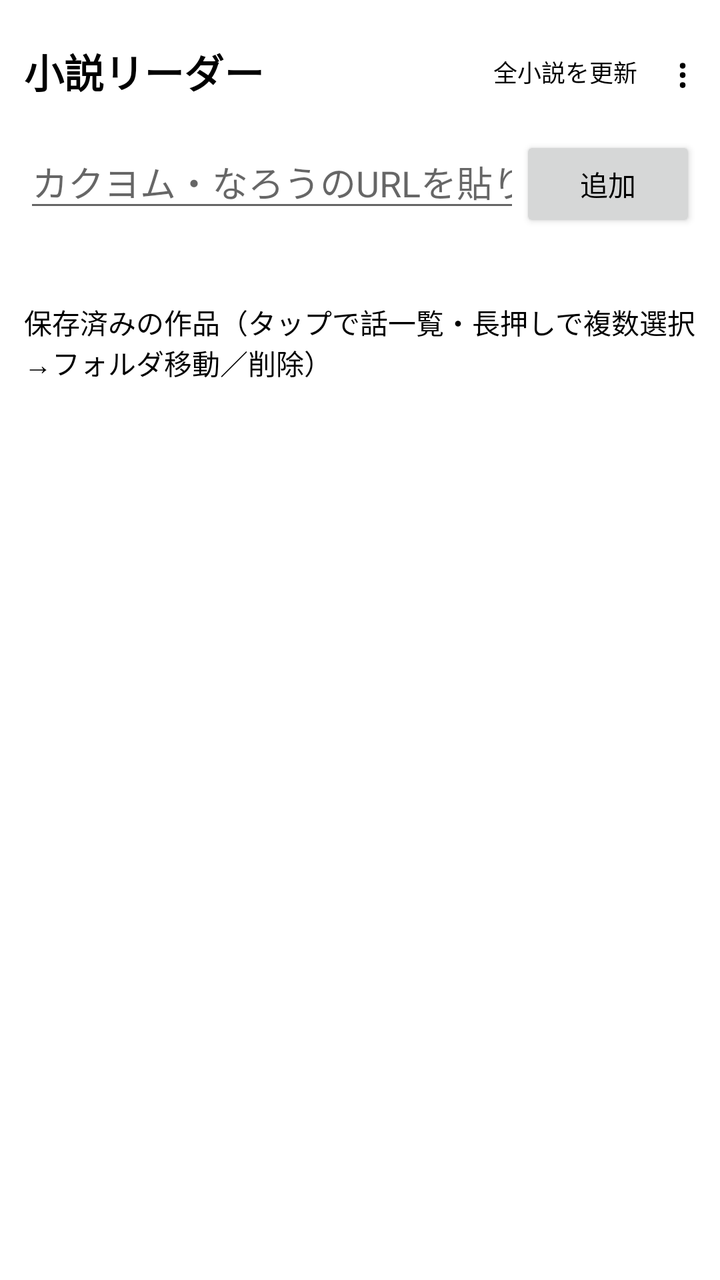
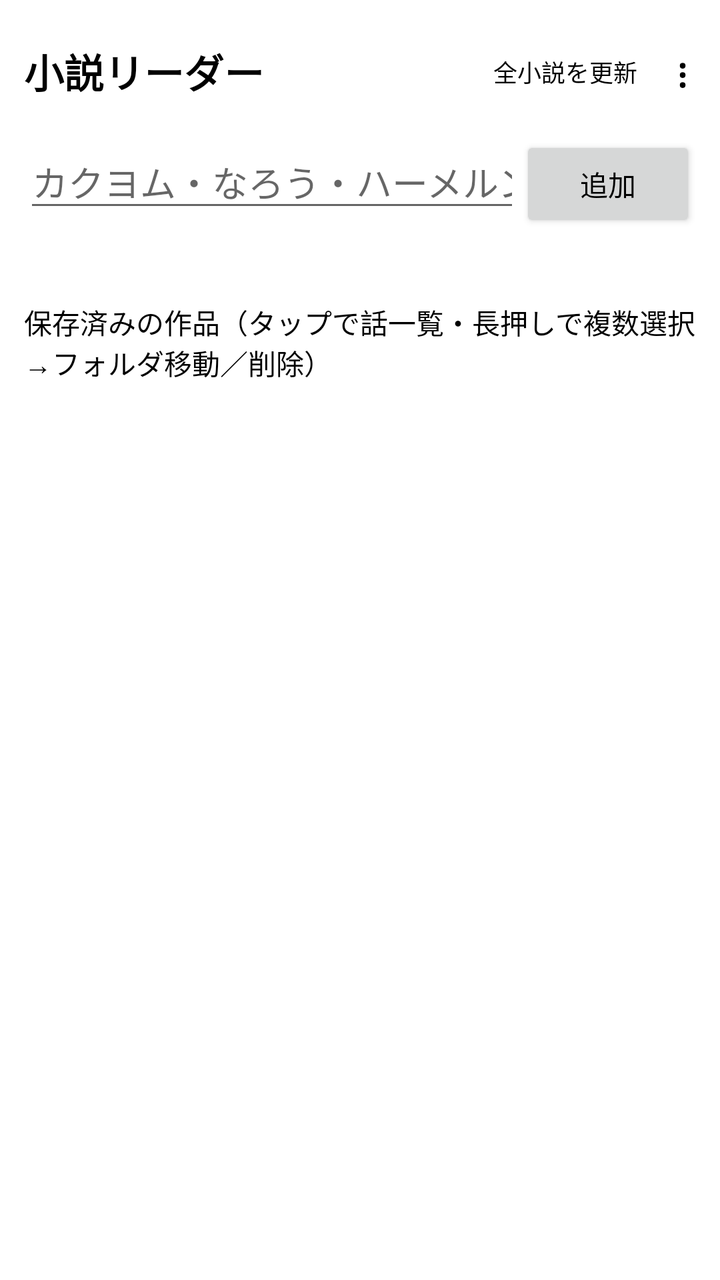

An Android layout rendered at two revisions. The XML below is the earlier revision; the diff shows what the commit changed to produce the second picture.
<!-- AndroidManifest.xml: application theme Theme.NovelReader -->
<!-- res/layout/activity_main.xml -->
<?xml version="1.0" encoding="utf-8"?>
<LinearLayout xmlns:android="http://schemas.android.com/apk/res/android"
    android:orientation="vertical"
    android:layout_width="match_parent"
    android:layout_height="match_parent"
    android:padding="12dp">

    <LinearLayout
        android:id="@+id/titleRow"
        android:orientation="horizontal"
        android:layout_width="match_parent"
        android:layout_height="wrap_content"
        android:gravity="center_vertical"
        android:paddingBottom="8dp">

        <TextView
            android:layout_width="0dp"
            android:layout_height="wrap_content"
            android:layout_weight="1"
            android:text="小説リーダー"
            android:textSize="20sp"
            android:textStyle="bold" />

        <Button
            android:id="@+id/btnUpdateAll"
            style="?android:attr/borderlessButtonStyle"
            android:layout_width="wrap_content"
            android:layout_height="wrap_content"
            android:minWidth="0dp"
            android:minHeight="0dp"
            android:textSize="12sp"
            android:text="全小説を更新" />

        <Button
            android:id="@+id/btnMenu"
            style="?android:attr/borderlessButtonStyle"
            android:layout_width="wrap_content"
            android:layout_height="wrap_content"
            android:minWidth="0dp"
            android:minHeight="0dp"
            android:paddingStart="8dp"
            android:paddingEnd="4dp"
            android:textSize="20sp"
            android:text="⋮" />
    </LinearLayout>

    <LinearLayout
        android:id="@+id/selectionRow"
        android:orientation="horizontal"
        android:layout_width="match_parent"
        android:layout_height="wrap_content"
        android:gravity="center_vertical"
        android:visibility="gone"
        android:paddingBottom="8dp">

        <TextView
            android:id="@+id/textSelectionCount"
            android:layout_width="0dp"
            android:layout_height="wrap_content"
            android:layout_weight="1"
            android:textSize="16sp"
            android:textStyle="bold" />

        <Button
            android:id="@+id/btnSelectionMove"
            style="?android:attr/borderlessButtonStyle"
            android:layout_width="wrap_content"
            android:layout_height="wrap_content"
            android:minWidth="0dp"
            android:minHeight="0dp"
            android:textSize="12sp"
            android:text="フォルダに移動" />

        <Button
            android:id="@+id/btnSelectionDelete"
            style="?android:attr/borderlessButtonStyle"
            android:layout_width="wrap_content"
            android:layout_height="wrap_content"
            android:minWidth="0dp"
            android:minHeight="0dp"
            android:textSize="12sp"
            android:text="削除" />

        <Button
            android:id="@+id/btnSelectionCancel"
            style="?android:attr/borderlessButtonStyle"
            android:layout_width="wrap_content"
            android:layout_height="wrap_content"
            android:minWidth="0dp"
            android:minHeight="0dp"
            android:textSize="12sp"
            android:text="キャンセル" />
    </LinearLayout>

    <LinearLayout
        android:orientation="horizontal"
        android:layout_width="match_parent"
        android:layout_height="wrap_content">

        <EditText
            android:id="@+id/editUrl"
            android:layout_width="0dp"
            android:layout_height="wrap_content"
            android:layout_weight="1"
            android:hint="カクヨム・なろうのURLを貼り付け"
            android:inputType="textUri" />

        <Button
            android:id="@+id/btnAdd"
            android:layout_width="wrap_content"
            android:layout_height="wrap_content"
            android:text="追加" />
    </LinearLayout>

    <TextView
        android:id="@+id/statusText"
        android:layout_width="match_parent"
        android:layout_height="wrap_content"
        android:textColor="@color/app_accent"
        android:paddingTop="4dp"
        android:paddingBottom="4dp" />

    <TextView
        android:layout_width="match_parent"
        android:layout_height="wrap_content"
        android:text="保存済みの作品（タップで話一覧・長押しで複数選択→フォルダ移動／削除）"
        android:paddingTop="8dp"
        android:paddingBottom="4dp" />

    <ListView
        android:id="@+id/listNovels"
        android:layout_width="match_parent"
        android:layout_height="0dp"
        android:layout_weight="1" />

</LinearLayout>
<!-- resources referenced by this layout -->
<resources>
  <color name="app_accent">#3366CC</color>
  <style name="Theme.NovelReader" parent="Theme.MaterialComponents.Light.NoActionBar">
          <item name="android:windowBackground">@color/app_background</item>
          <item name="android:colorBackground">@color/app_background</item>
          <item name="android:textColorPrimary">@color/app_text_primary</item>
          <item name="android:textColorSecondary">@color/app_text_secondary</item>
          <item name="android:textColor">@color/app_text_primary</item>
          <item name="colorPrimary">@color/app_accent</item>
          <item name="colorAccent">@color/app_accent</item>
      </style>
  <color name="app_background">#FFFFFF</color>
  <color name="app_text_primary">#000000</color>
  <color name="app_text_secondary">#666666</color>
</resources>

<!-- the commit's change to res/layout/activity_main.xml (unified diff, before → after) -->
@@ -102,7 +102,7 @@
             android:layout_width="0dp"
             android:layout_height="wrap_content"
             android:layout_weight="1"
-            android:hint="カクヨム・なろうのURLを貼り付け"
+            android:hint="カクヨム・なろう・ハーメルンのURLを貼り付け"
             android:inputType="textUri" />
 
         <Button
